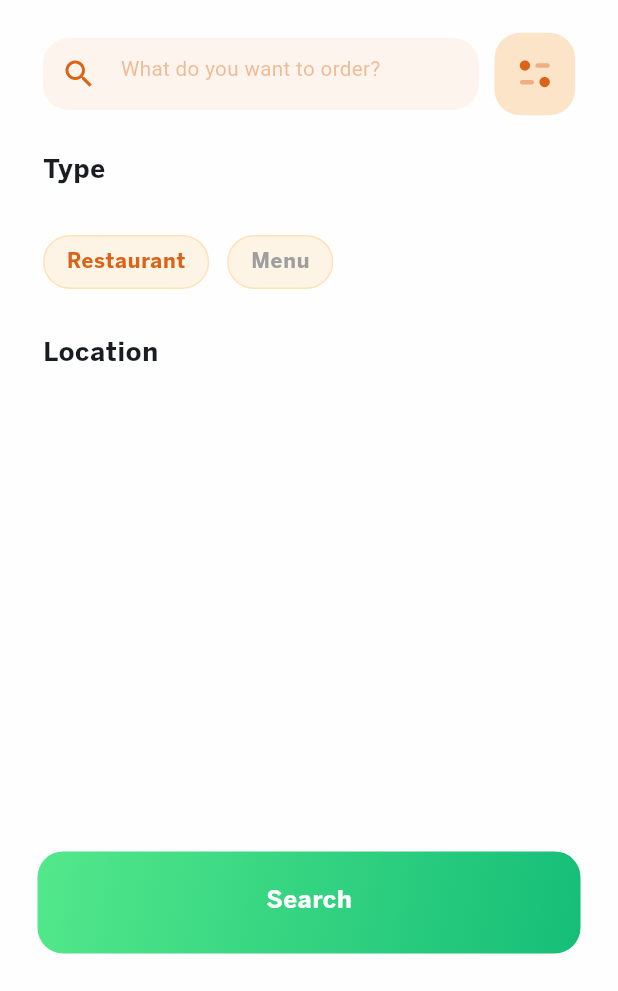
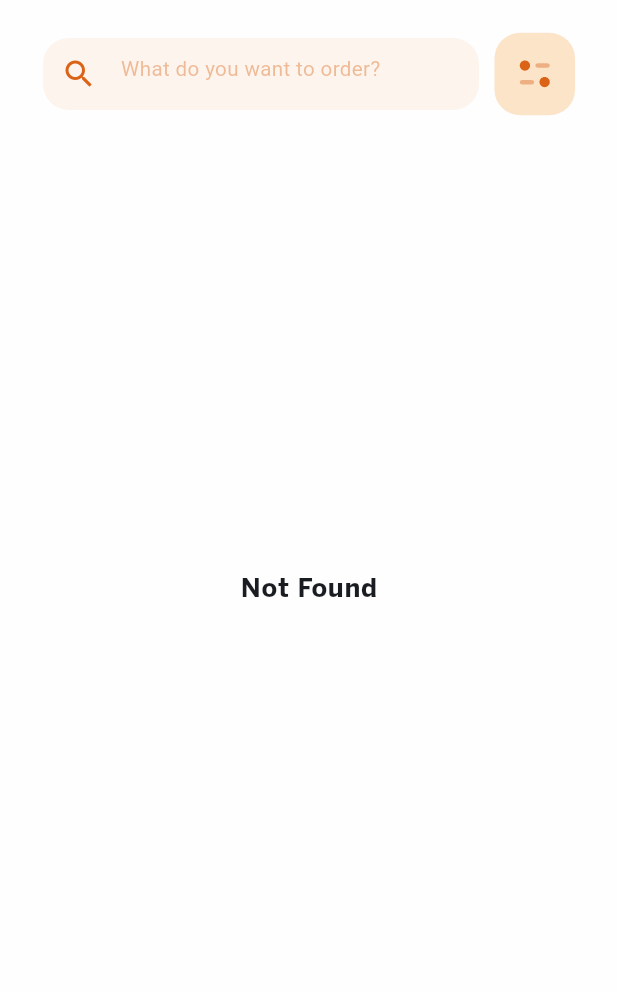
Before and after one commit to mahafarghaly/Food-Delivery, a Flutter app: the SearchScreen screen opened directly, after a tap on "Search", on a phone screen of 412 x 824 dp, the part 245-1236 px from its top. Run offline on Flutter 3.47's test engine with Material 3 defaults, Android fonts, the phone set to English and light mode, and no system bars; our stand-ins replace bloc, cloud_firestore, equatable, firebase_core, flutter_bloc, flutter_screenutil and 3 more; accounts and stored records are empty; Roboto replaces fonts that are missing (BentonSans Medium).

Commit message:
Handle both Restaurant and Menu selection

```diff
--- a/lib/features/home/presentation/bloc/restaurant_bloc/restaurant_bloc.dart
+++ b/lib/features/home/presentation/bloc/restaurant_bloc/restaurant_bloc.dart
@@ -16,10 +16,8 @@ class RestaurantsBloc
     on<ToggleViewNearestMore>(_onToggleViewMoreNR);
     on<ToggleViewPRestaurantMore>(_onToggleViewMorePR);
     on<ToggleViewPMenuMore>(_onToggleViewMorePM);
-   // on<SearchRestaurants>(_onSearchRestaurants);
     on<SearchRestaurantsEvent>(_onSearchRestaurants);
-
-    on<SelectChipEvent>(_onSelectChip);
+    on<SelectChipEvent>(_onSelectChipType);
 
   }
   Future<void> _onGetNearestRestaurants(
@@ -116,13 +114,12 @@ class RestaurantsBloc
       Emitter<RestaurantsState> emit,
       ) {
     final query = event.query.toLowerCase();
-    final selectedChip = event.selectedChip;
+    final selectedChipType = state.selectedChipType;
 
     List<Restaurant> filteredRestaurant = [];
     List<MenuWithRestaurant> filteredMenu = [];
 
-    if (selectedChip == "Restaurant") {
-      // Filter restaurants by name
+    if (selectedChipType == "Restaurant") {
       filteredRestaurant = state.restaurants
           .where((restaurant) =>
       restaurant.name?.toLowerCase().contains(query) ?? false)
@@ -132,8 +129,7 @@ class RestaurantsBloc
         filteredRestaurants: filteredRestaurant,
         filteredMenu: [],
       ));
-    } else if (selectedChip == "Menu") {
-      // Filter menus by name and include restaurant name
+    } else if (selectedChipType == "Menu") {
       filteredMenu = state.restaurants
           .expand((restaurant) => restaurant.menu?.map((menuItem) {
         return MenuWithRestaurant(
@@ -150,7 +146,6 @@ class RestaurantsBloc
         filteredMenu: filteredMenu,
       ));
     } else {
-      // Handle both Restaurant and Menu
       final restaurantMatches = state.restaurants
           .where((restaurant) =>
       restaurant.name?.toLowerCase().contains(query) ?? false)
@@ -176,7 +171,6 @@ class RestaurantsBloc
       ));
     }
 
-    // Debugging: Print results
     print("Search Results:");
     for (var result in filteredRestaurant) {
       print("Restaurant: ${result.name}");
@@ -187,29 +181,8 @@ class RestaurantsBloc
   }
 
 
-  void _onSelectChip(
-      SelectChipEvent event,
-      Emitter<RestaurantsState> emit,
-      ) {
-    final selectedChip = event.chipLabel;
-
-    List<Restaurant> filteredRestaurants;
-    if (selectedChip == "Restaurant") {
-      filteredRestaurants = state.restaurants;
-    } else if (selectedChip == "Menu") {
-      filteredRestaurants = state.restaurants
-          .where((restaurant) => restaurant.menu != null && restaurant.menu!.isNotEmpty)
-          .toList();
-    } else {
-      filteredRestaurants = state.restaurants;
-    }
-
-
-
-    emit(state.copyWith(
-      selectedChip: selectedChip,
-      filteredRestaurants: filteredRestaurants,
-    ));
+  void _onSelectChipType(SelectChipEvent event, Emitter<RestaurantsState> emit) {
+    emit(state.copyWith(selectedChipType: event.chipLabel));
   }
 
 }
--- a/lib/features/home/presentation/bloc/restaurant_bloc/restaurant_event.dart
+++ b/lib/features/home/presentation/bloc/restaurant_bloc/restaurant_event.dart
@@ -12,9 +12,7 @@ class ToggleViewPRestaurantMore extends RestaurantsEvent {}
 class ToggleViewPMenuMore extends RestaurantsEvent {}
 class SearchRestaurantsEvent extends RestaurantsEvent {
   final String query;
-  final String? selectedChip;
-
-  const SearchRestaurantsEvent(this.query, {this.selectedChip});
+  const SearchRestaurantsEvent(this.query);
 }
 class SelectChipEvent extends RestaurantsEvent {
   final String chipLabel;
--- a/lib/features/home/presentation/bloc/restaurant_bloc/restaurant_state.dart
+++ b/lib/features/home/presentation/bloc/restaurant_bloc/restaurant_state.dart
@@ -14,12 +14,12 @@ class RestaurantsState extends Equatable {
    bool showNearestR;
    bool showPRestaurants;
    bool showPMenu;
-  final String selectedChip;
+  final String selectedChipType;
 
    RestaurantsState(
       {this.restaurants = const [],
         this.filteredMenu = const [],
-        this.selectedChip = "Restaurant",
+        this.selectedChipType="",
         this.filteredRestaurants= const[],
         this.restaurantsState = RequestState.loading,
       this.restaurantsMessage = "",
@@ -29,7 +29,7 @@ class RestaurantsState extends Equatable {
 
   RestaurantsState copyWith({
     List<Restaurant>? restaurants,
-    String? selectedChip,
+    String? selectedChipType,
     List<Restaurant>? filteredRestaurants,
     List<MenuWithRestaurant>? filteredMenu,
     RequestState? restaurantsState,
@@ -41,7 +41,7 @@ class RestaurantsState extends Equatable {
   }) {
     return RestaurantsState(
         restaurants: restaurants ?? this.restaurants,
-        selectedChip: selectedChip ?? this.selectedChip,
+        selectedChipType: selectedChipType ?? this.selectedChipType,
         filteredRestaurants: filteredRestaurants ?? this.filteredRestaurants,
         filteredMenu: filteredMenu??this.filteredMenu,
         restaurantsState: restaurantsState ?? this.restaurantsState,
@@ -61,7 +61,7 @@ class RestaurantsState extends Equatable {
         showPRestaurants,
         showPMenu,
         filteredRestaurants,
-    selectedChip,
+    selectedChipType,
     filteredMenu
       ];
 }
--- /dev/null
+++ b/lib/features/home/presentation/bloc/search_bloc/search_event.dart
@@ -0,0 +1,13 @@
+import 'package:equatable/equatable.dart';
+
+sealed class SearchEvent  extends Equatable{
+  const SearchEvent();
+  @override
+  List<Object?> get props => [];
+}
+class SearchRestaurantsEvent extends SearchEvent {
+  final String query;
+  final String? selectedChip;
+
+  const SearchRestaurantsEvent(this.query, {this.selectedChip});
+}
--- a/lib/features/search/search_result_screen.dart
+++ b/lib/features/search/search_result_screen.dart
@@ -11,8 +11,9 @@ import '../../core/utils/app_assets.dart';
 import '../home/presentation/views/widgets/home_appbar_section.dart';
 
 class SearchResultScreen extends StatelessWidget {
-  const SearchResultScreen({super.key, this.content});
+  const SearchResultScreen({super.key, this.content, this.text});
 final Widget? content;
+final String? text;
   @override
   Widget build(BuildContext context) {
     return Scaffold(
@@ -32,7 +33,7 @@ final Widget? content;
                 const HomeAppbarSection().paddingTop(60.h),
                 SizedBox(height: 20.h,),
                 Text(
-                  "Popular Restaurants",
+                  text??"",
                   style: context.textTheme.labelLarge?.copyWith(fontSize: 15.sp),
                 ).paddingHorizontal(30.w),
                  Expanded(child:content??const Text("Not Exist"))
--- a/lib/features/search/search_screen.dart
+++ b/lib/features/search/search_screen.dart
@@ -32,7 +32,6 @@ class SearchScreen extends StatelessWidget {
               right: 0,
               child: Image.asset(AppAssets.homeBackgroundImage)),
           BlocBuilder<RestaurantsBloc, RestaurantsState>(
-
             builder: (BuildContext context, RestaurantsState state) {
               return Column(
                 children: [
@@ -41,44 +40,43 @@ class SearchScreen extends StatelessWidget {
                       child: Column(
                         crossAxisAlignment: CrossAxisAlignment.start,
                         children: [
-                          const HomeAppbarSection(
+                          HomeAppbarSection(
                             enableSearch: true,
                           ).paddingTop(60.h),
                           Column(
                             crossAxisAlignment: CrossAxisAlignment.start,
                             children: [
-                                      Text("Type", style: context.textTheme.bodyLarge,).paddingVertical(
-                                          20.h),
-
+                              Text(
+                                "Type",
+                                style: context.textTheme.bodyLarge,
+                              ).paddingVertical(20.h),
                               Row(
                                 crossAxisAlignment: CrossAxisAlignment.start,
                                 children: [
                                   CustomChip(
                                     label: "Restaurant",
-                                            isSelected: state.selectedChip == "Restaurant",
+                                    isSelected:
+                                        state.selectedChipType == "Restaurant",
                                     onTap: () {
-                                              context
-                                                  .read<RestaurantsBloc>()
-                                                  .add(SelectChipEvent("Restaurant"));
+                                      context.read<RestaurantsBloc>().add(
+                                          const SelectChipEvent("Restaurant"));
                                     },
                                   ),
                                   SizedBox(width: 10.h),
                                   CustomChip(
                                     label: "Menu",
-                                            isSelected: state.selectedChip == "Menu",
+                                    isSelected: state.selectedChipType == "Menu",
                                     onTap: () {
-                                              context
-                                                  .read<RestaurantsBloc>()
-                                                  .add(SelectChipEvent("Menu"));
-
+                                      context.read<RestaurantsBloc>().add(
+                                          const SelectChipEvent("Menu"));
                                     },
                                   ),
-
-
                                 ],
                               ),
-                                      Text("Location", style: context.textTheme.bodyLarge,)
-                                          .paddingVertical(20.h),
+                              Text(
+                                "Location",
+                                style: context.textTheme.bodyLarge,
+                              ).paddingVertical(20.h),
                               /*  Row(
                                           crossAxisAlignment: CrossAxisAlignment.start,
                                           children: [
@@ -89,13 +87,10 @@ class SearchScreen extends StatelessWidget {
 
                                           ],
                                         ),*/
-
-                                    ],).paddingHorizontal(25.w),
-
-
+                            ],
+                          ).paddingHorizontal(25.w),
 
                           // const Spacer(),
-
                         ],
                       ),
                     ),
@@ -112,30 +107,51 @@ class SearchScreen extends StatelessWidget {
                                 context.colorScheme.primary,
                               ],
                               begin: Alignment.topLeft,
-                              end: Alignment.bottomRight
-                          )
+                              end: Alignment.bottomRight)),
+                      child: MaterialButton(
+                        onPressed: () {
+                          //  Navigator.pop(context);
+                          if (state.filteredRestaurants.isNotEmpty) {
+                            AppNavigation.navigationTo(
+                                context,
+                                SearchResultScreen(
+                                  content: PopularRestaurantList(
+                                    filteredRestaurant:
+                                        state.filteredRestaurants,
+
                                   ),
-                      child: MaterialButton(
-                        onPressed: (){
-                          //  Navigator.pop(context);
-                          if(state.filteredRestaurants.isNotEmpty){
-                            AppNavigation.navigationTo(context, SearchResultScreen(content: PopularRestaurantList(filteredRestaurant: state.filteredRestaurants,),));
-                          }else if(state.filteredMenu.isNotEmpty) {
-                            AppNavigation.navigationTo(context,
+                                  text: " Popular Restaurant",
+                                ));
+                          } else if (state.filteredMenu.isNotEmpty) {
+                            AppNavigation.navigationTo(
+                                context,
                                 SearchResultScreen(
                                   content: PopularMenuList(
-                                    filteredMenu: state
-                                        .filteredMenu,),));
+                                    filteredMenu: state.filteredMenu,
+                                  ),
+                                  text: " Popular Menu",
+                                ));
+                          }else{
+                            AppNavigation.navigationTo(
+                                context,
+                                 SearchResultScreen(
+                                  content:Center(child: Text("Not Found",style: context.textTheme.bodyLarge,),),
+
+                                 ),
+
+                            );
                           }
-    },child: Text("Search",style: context.textTheme.bodyLarge?.copyWith(
+                        },
+                        child: Text(
+                          "Search",
+                          style: context.textTheme.bodyLarge?.copyWith(
                               fontSize: 14.sp,
-                          color: context.colorScheme.surface
-                      ),),)
-                  ).paddingAll(25),
+                              color: context.colorScheme.surface),
+                        ),
+                      )).paddingAll(25),
                 ],
               );
             },
-
           )
         ],
       ),
```
Also changed, not shown: lib/features/home/presentation/bloc/search_bloc/search_bloc.dart (added, +9 -0 lines), lib/features/home/presentation/bloc/search_bloc/search_state.dart (added, +34 -0 lines). Lines whose indentation alone changed are shown as unchanged.
